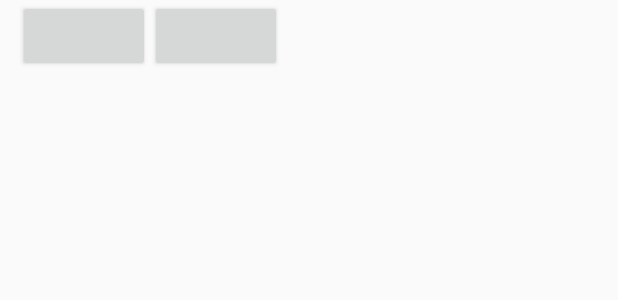
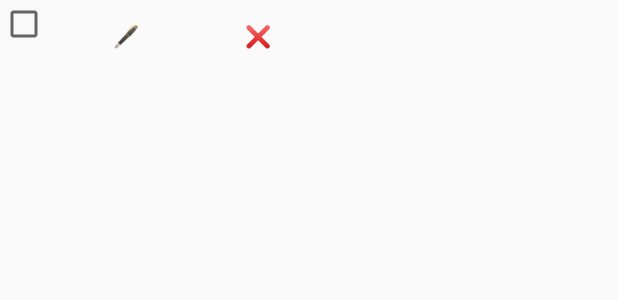
Before and after one commit to HE-Arc/Notifium, an Android app: the layout row_alert_list.xml on its own in the app's theme, with its tools: preview values and no code run, on a phone screen of 412 x 824 dp. Shown: the top 300 px of the screen. Run offline under Robolectric (Android 15) with nearby library versions, the phone set to English and light mode, and no system bars.

Commit message:
Adding default values
Changed rowAlert display

```diff
--- a/src/app/src/main/res/layout/row_alert_list.xml
+++ b/src/app/src/main/res/layout/row_alert_list.xml
@@ -5,30 +5,43 @@
     android:layout_height="match_parent">
 
     <CheckBox
-            android:layout_width="4dp"
+        android:id="@+id/selectCheckBox"
+        android:layout_width="wrap_content"
         android:layout_height="wrap_content"
-            android:id="@+id/selectCheckBox" />
+        />
 
     <Space
         android:layout_width="4dp"
-            android:layout_height="wrap_content" />
+        android:layout_height="wrap_content"
+        />
 
     <TextView
+        android:id="@+id/nameTextView"
         android:layout_width="wrap_content"
         android:layout_height="wrap_content"
-            android:id="@+id/nameTextView" />
+        />
 
     <Space
         android:layout_width="4dp"
-            android:layout_height="wrap_content" />
+        android:layout_height="wrap_content"
+        />
 
     <Button
+        android:id="@+id/editButton"
         android:layout_width="wrap_content"
         android:layout_height="wrap_content"
-            android:id="@+id/editButton" />
+        android:layout_gravity="right"
+        android:text="@string/rowAlert_button_edit"
+        android:background="@android:color/transparent"
+        />
 
     <Button
+        android:id="@+id/suppressButton"
         android:layout_width="wrap_content"
         android:layout_height="wrap_content"
-            android:id="@+id/suppressButton" />
+        android:layout_gravity="right"
+        android:text="@string/rowAlert_button_remove"
+        android:background="@android:color/transparent"
+        />
+
 </LinearLayout>
--- a/src/app/src/main/res/values/strings.xml
+++ b/src/app/src/main/res/values/strings.xml
@@ -5,6 +5,8 @@
     <string name="listAlerts_tab_location">Géolocalisation</string>
     <string name="listAlerts_tab_battery">Batterie</string>
     <string name="listAlerts_button_add">+</string>
+    <string name="rowAlert_button_edit">🖋️</string>
+    <string name="rowAlert_button_remove">❌</string>
 
     <string name="addAlert">+</string>
     <string name="addAlertTime">Temps</string>
```
Also changed, not shown: src/app/src/main/java/devmobile/hearc/ch/notifium/AlertAdapter.java (+22 -13 lines), src/app/src/main/java/devmobile/hearc/ch/notifium/AlertStorage.java (+13 -9 lines), src/app/src/main/java/devmobile/hearc/ch/notifium/activities/AlertListActivity.java (+22 -5 lines), src/app/src/main/java/devmobile/hearc/ch/notifium/activities/ObserverActivity.java (added, +8 -0 lines). Lines whose indentation alone changed are shown as unchanged.
